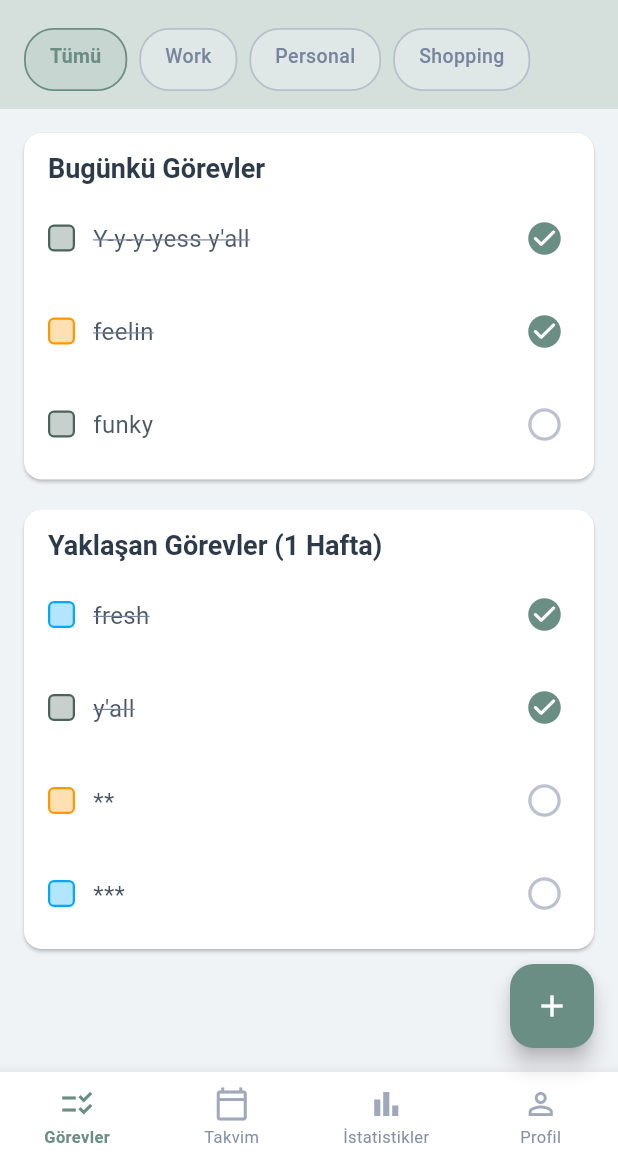
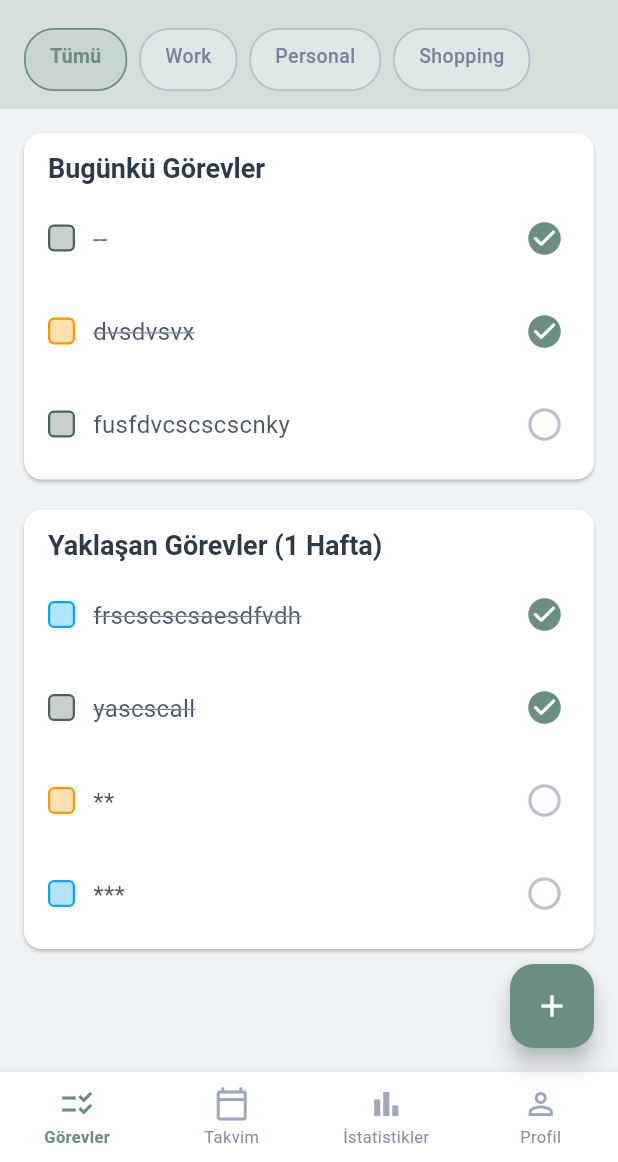
Before and after one commit to ozlem-dilek/planote, a Flutter app: the screen it shows after launch, on a phone screen of 412 x 824 dp, the part 74-1236 px from its top. Run offline on Flutter 3.47's test engine with Material 3 defaults, Android fonts, the phone set to English and light mode, and no system bars; our stand-ins replace fl_chart, hive; accounts and stored records are empty; Roboto replaces fonts that are missing (Poppins); statements that could not run were skipped.

Commit message:
added category & task model, created TypeAdapters

```diff
--- a/lib/views/screens/to_do_list_screen.dart
+++ b/lib/views/screens/to_do_list_screen.dart
@@ -48,12 +48,12 @@ class _GorevlerEkraniState extends State<GorevlerEkrani> {
 
   // Örnek görevler TODO:(Tarih ve kategoriye göre filtrelenecek)
   final List<Task> _allTasks = [
-    Task(id: '1', title: "Y-y-y-yess y'all", isCompleted: true, categoryId: 'work', dueDate: DateTime.now()),
-    Task(id: '2', title: 'feelin', isCompleted: true, categoryId: 'personal', dueDate: DateTime.now().add(const Duration(hours: 1))),
-    Task(id: '3', title: 'funky', isCompleted: false, categoryId: 'work', dueDate: DateTime.now().add(const Duration(hours: 2))),
+    Task(id: '1', title: "--", isCompleted: true, categoryId: 'work', dueDate: DateTime.now()),
+    Task(id: '2', title: 'dvsdvsvx', isCompleted: true, categoryId: 'personal', dueDate: DateTime.now().add(const Duration(hours: 1))),
+    Task(id: '3', title: 'fusfdvcscscscnky', isCompleted: false, categoryId: 'work', dueDate: DateTime.now().add(const Duration(hours: 2))),
     Task(id: '4', title: '**', isCompleted: false, categoryId: 'work', dueDate: DateTime.now().subtract(const Duration(days:1))), // Dünkü görev
-    Task(id: '5', title: 'fresh', isCompleted: true, categoryId: 'shopping', dueDate: DateTime.now().add(const Duration(days: 2))),
-    Task(id: '6', title: "y'all", isCompleted: true, categoryId: 'work', dueDate: DateTime.now().add(const Duration(days: 3))),
+    Task(id: '5', title: 'frscscscsaesdfvdh', isCompleted: true, categoryId: 'shopping', dueDate: DateTime.now().add(const Duration(days: 2))),
+    Task(id: '6', title: "yascscall", isCompleted: true, categoryId: 'work', dueDate: DateTime.now().add(const Duration(days: 3))),
     Task(id: '7', title: '**', isCompleted: false, categoryId: 'personal', dueDate: DateTime.now().add(const Duration(days: 6))),
     Task(id: '8', title: '***', isCompleted: false, categoryId: 'shopping', dueDate: DateTime.now().add(const Duration(days:1))),
     Task(id: '9', title: '***', isCompleted: true, categoryId: 'personal', dueDate: DateTime.now().add(const Duration(days:8))), // Gelecek hafta dışı
```
Also changed, not shown: lib/main.dart (+16 -0 lines), lib/models/category_model.dart (added, +21 -0 lines), lib/models/task_model.dart (added, +36 -0 lines), pubspec.yaml (+8 -1 lines), lib/models/category_model.g.dart (added), lib/models/task_model.g.dart (added), pubspec.lock, 1 other file.
